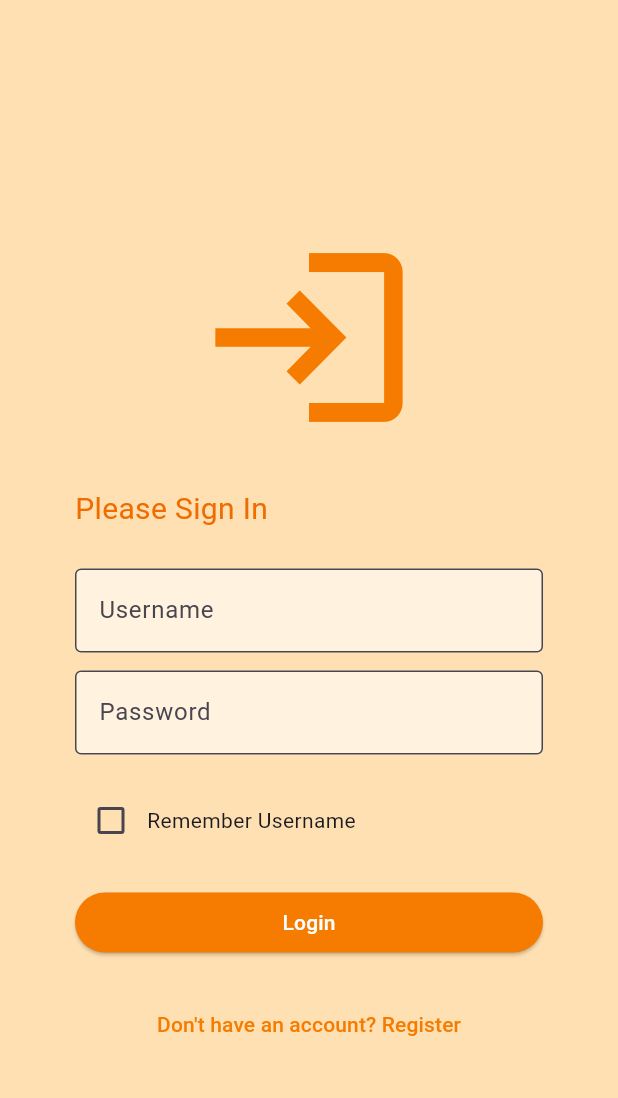
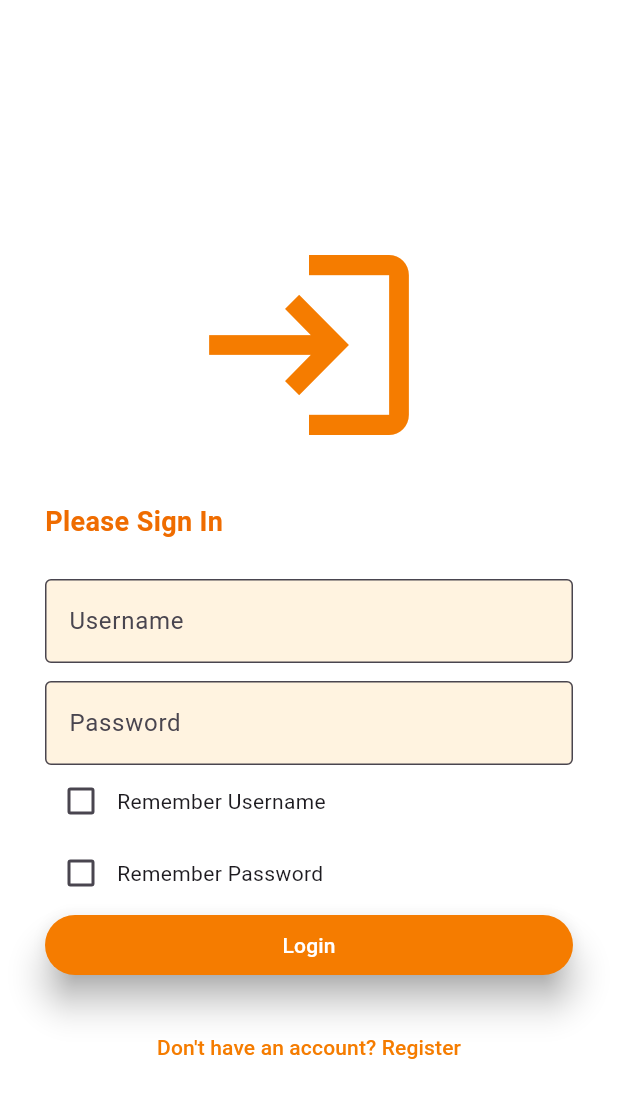
Before and after one commit to Miya784/flut-iot, a Flutter app: the screen it shows after launch, after a tap on "Login", on a phone screen of 412 x 824 dp. Shown: the top 1098 px of the screen. Run offline on Flutter 3.47's test engine with Material 3 defaults, Android fonts, the phone set to English and light mode, and no system bars; our stand-ins replace shared_preferences; missing offline and left inert: flutter_vlc_player; network calls fail.

Commit message:
Update login_page.dart

```diff
--- a/lib/pages/login_page.dart
+++ b/lib/pages/login_page.dart
@@ -14,24 +14,29 @@ class _LoginPageState extends State<LoginPage> {
   final TextEditingController _passwordController = TextEditingController();
   final GlobalKey<FormState> _formKey = GlobalKey<FormState>();
   bool _rememberUsername = false;
+  bool _rememberPassword = false;
 
   @override
   void initState() {
     super.initState();
-    _loadRememberedUsername();
+    _loadRememberedCredentials();
   }
 
-  Future<void> _loadRememberedUsername() async {
+  Future<void> _loadRememberedCredentials() async {
     SharedPreferences prefs = await SharedPreferences.getInstance();
     setState(() {
       _usernameController.text = prefs.getString('remembered_username') ?? '';
+      _passwordController.text = prefs.getString('remembered_password') ?? '';
       _rememberUsername = _usernameController.text.isNotEmpty;
+      _rememberPassword = _passwordController.text.isNotEmpty;
     });
   }
 
-  Future<void> _saveRememberedUsername(String username) async {
+  Future<void> _saveRememberedCredentials(
+      String username, String password) async {
     SharedPreferences prefs = await SharedPreferences.getInstance();
     await prefs.setString('remembered_username', username);
+    await prefs.setString('remembered_password', password);
   }
 
   Future<void> _login(BuildContext context) async {
@@ -43,9 +48,9 @@ class _LoginPageState extends State<LoginPage> {
           await ApiService.login(username, password);
 
       if (data.containsKey('token')) {
-        // Save username if remember username is checked
         if (_rememberUsername) {
-          await _saveRememberedUsername(username);
+          await _saveRememberedCredentials(
+              username, _rememberPassword ? password : '');
         }
 
         // Show loading indicator for 300 milliseconds
@@ -107,9 +112,9 @@ class _LoginPageState extends State<LoginPage> {
   @override
   Widget build(BuildContext context) {
     return Scaffold(
-      backgroundColor: Colors.orange[100],
+      backgroundColor: Colors.white,
       body: Padding(
-        padding: EdgeInsets.symmetric(horizontal: 50),
+        padding: EdgeInsets.symmetric(horizontal: 30),
         child: Form(
           key: _formKey,
           child: SingleChildScrollView(
@@ -121,14 +126,17 @@ class _LoginPageState extends State<LoginPage> {
                 Container(
                     child: Icon(
                   Icons.login_outlined,
-                  size: 150,
+                  size: 160,
                   color: Colors.orange[700],
                 )),
                 SizedBox(height: 25),
                 Container(
                   child: Text(
                     "Please Sign In",
-                    style: TextStyle(color: Colors.orange[800], fontSize: 20),
+                    style: TextStyle(
+                        color: Colors.orange[800],
+                        fontSize: 18,
+                        fontWeight: FontWeight.bold),
                   ),
                 ),
                 SizedBox(height: 25),
@@ -156,7 +164,6 @@ class _LoginPageState extends State<LoginPage> {
                     border: OutlineInputBorder(),
                   ),
                 ),
-                SizedBox(height: 20),
                 Row(
                   children: <Widget>[
                     Checkbox(
@@ -171,11 +178,29 @@ class _LoginPageState extends State<LoginPage> {
                     Text('Remember Username'),
                   ],
                 ),
-                SizedBox(height: 20),
+                Row(
+                  children: <Widget>[
+                    Checkbox(
+                      value: _rememberPassword,
+                      onChanged: (value) {
+                        setState(() {
+                          _rememberPassword = value!;
+                        });
+                      },
+                      activeColor: Colors.orange,
+                    ),
+                    Text('Remember Password'),
+                  ],
+                ),
                 ElevatedButton(
                   style: ElevatedButton.styleFrom(
-                      foregroundColor: Colors.white,
-                      backgroundColor: Colors.orange[700]),
+                    foregroundColor: Colors.white,
+                    backgroundColor: Colors.orange[700],
+                    elevation:
+                        10, // Adjust the value to control the shadow intensity
+                    shadowColor: Colors
+                        .grey, // You can customize the shadow color if needed
+                  ),
                   onPressed: () {
                     if (_formKey.currentState!.validate()) {
                       _login(context);
```
